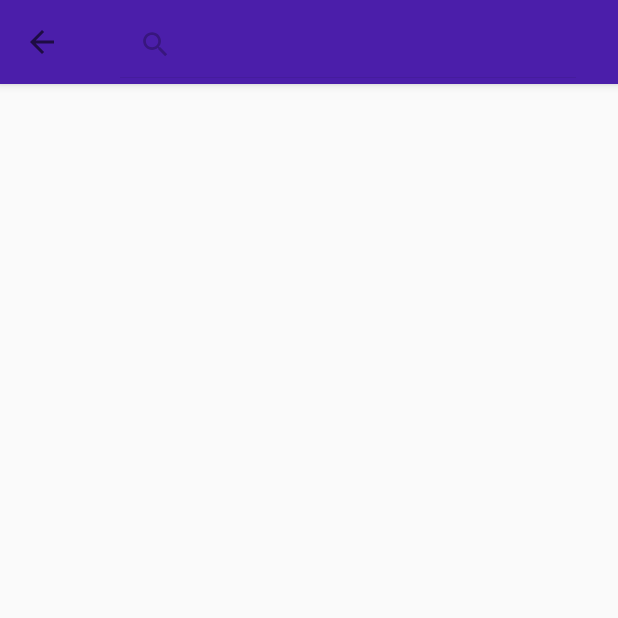
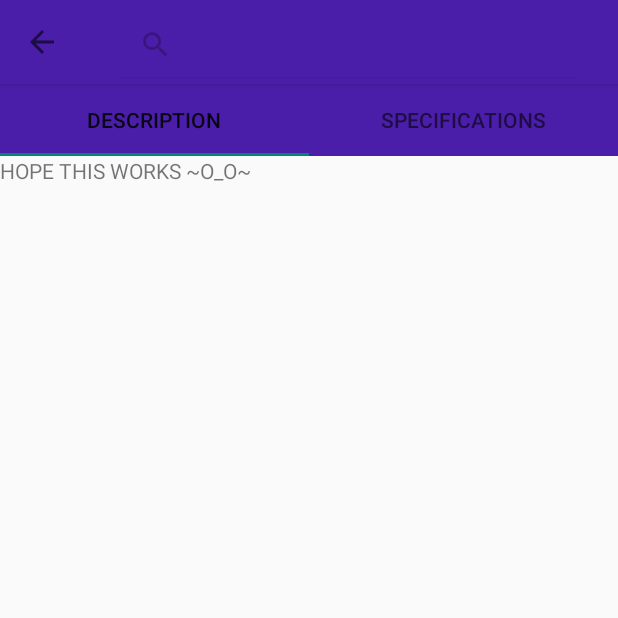
Before and after one commit to igachmov/myMag, an Android app: the ProductActivity screen opened directly, with no data from a screen before it, after a tap on "search", on a phone screen of 412 x 824 dp, the top half of it. Run offline under Robolectric (Android 15) with nearby library versions, the phone set to English and light mode, and no system bars.

Commit message:
Removed SpecificationsActivity.java and corresponding XML, as that will be handled as a ViewPager Fragment in ProductActivity. Done some work on ProductActivity [in preogress]

```diff
--- a/app/build.gradle
+++ b/app/build.gradle
@@ -25,6 +25,7 @@ dependencies {
         exclude group: 'com.android.support', module: 'support-annotations'
     })
     compile 'com.google.code.gson:gson:2.6.2'
+    compile 'com.android.support:design:25.2.0'
     compile 'com.android.support:appcompat-v7:25.2.0'
     compile 'com.android.support.constraint:constraint-layout:1.0.2'
     testCompile 'junit:junit:4.12'
--- a/app/src/main/AndroidManifest.xml
+++ b/app/src/main/AndroidManifest.xml
@@ -21,7 +21,6 @@
         <activity android:name=".model.activities.CartActivity" />
 
         <activity android:name=".model.activities.ProductActivity" />
-        <activity android:name=".model.activities.SpecificationActivity" />
         <activity android:name=".model.activities.UserActivity" />
         <activity android:name=".model.activities.CategoryActivity" />
         <activity android:name=".model.activities.ProductListActivity" />
--- a/app/src/main/java/com/mymag/mymag/model/activities/ProductActivity.java
+++ b/app/src/main/java/com/mymag/mymag/model/activities/ProductActivity.java
@@ -1,47 +1,125 @@
 package com.mymag.mymag.model.activities;
 
+import android.os.Bundle;
+import android.support.annotation.Nullable;
+import android.support.design.widget.TabLayout;
 import android.support.v4.app.Fragment;
+import android.support.v4.app.FragmentManager;
+import android.support.v4.app.FragmentPagerAdapter;
+import android.support.v4.view.ViewPager;
 import android.support.v7.app.ActionBar;
 import android.support.v7.app.AppCompatActivity;
-import android.os.Bundle;
 import android.support.v7.widget.Toolbar;
+import android.view.LayoutInflater;
 import android.view.Menu;
+import android.view.View;
+import android.view.ViewGroup;
+import android.widget.ImageView;
+import android.widget.TextView;
 
 import com.mymag.mymag.R;
 
+import org.w3c.dom.Text;
+
 public class ProductActivity extends AppCompatActivity {
 
+    private Toolbar tb;
+    private TabLayout tabLayout;
+    private ViewPager viewPager;
+
+    private ProductPagerAdapter pagerAdapter;
 
     @Override
     protected void onCreate(Bundle savedInstanceState) {
         super.onCreate(savedInstanceState);
         setContentView(R.layout.activity_product);
 
-        Toolbar tb = (Toolbar) findViewById(R.id.app_bar);
+        pagerAdapter = new ProductPagerAdapter(getSupportFragmentManager());
+
+        tb = (Toolbar) findViewById(R.id.app_bar);
         setSupportActionBar(tb);
 
         ActionBar ab = getSupportActionBar();
         ab.setDisplayHomeAsUpEnabled(true);
+        ab.setDisplayUseLogoEnabled(true);
 
-        ab.setDisplayUseLogoEnabled(true);
+
+        viewPager = (ViewPager) findViewById(R.id.product_view_pager);
+        viewPager.setAdapter(pagerAdapter);
+
+        tabLayout = (TabLayout) findViewById(R.id.product_tab_layout);
+        tabLayout.setupWithViewPager(viewPager);
 
     }
 
 
     @Override
     public boolean onCreateOptionsMenu(Menu menu) {
-        getMenuInflater().inflate(R.menu.menu_app_bar,menu);
+        getMenuInflater().inflate(R.menu.menu_app_bar, menu);
         return super.onCreateOptionsMenu(menu);
     }
 
-    public static class ProductDescriptionFragment extends Fragment{
+    public static class ProductDescriptionFragment extends Fragment {
 
+        public static Fragment newInstance() {
+            return new ProductDescriptionFragment();
+        }
 
-
+        @Nullable
+        @Override
+        public View onCreateView(LayoutInflater inflater, @Nullable ViewGroup container, @Nullable Bundle savedInstanceState) {
+            TextView tv = new TextView(getActivity());
+            tv.setText("HOPE THIS WORKS ~O_O~");
+            return tv;
+        }
     }
 
-    public static class ProductSpecificationsFragment extends Fragment{
+    public static class ProductSpecificationFragment extends Fragment {
+        public static Fragment newInstance() {
+            return new ProductSpecificationFragment();
+        }
 
+        @Nullable
+        @Override
+        public View onCreateView(LayoutInflater inflater, @Nullable ViewGroup container, @Nullable Bundle savedInstanceState) {
+            TextView tv = new TextView(getActivity());
+            tv.setText("WOW! IT WORKED (O,O)");
+            return tv;
+        }
     }
 
 }
+
+class ProductPagerAdapter extends FragmentPagerAdapter {
+
+    public ProductPagerAdapter(FragmentManager fm) {
+        super(fm);
+    }
+
+    @Override
+    public Fragment getItem(int position) {
+        switch (position) {
+            case 0:
+                return ProductActivity.ProductDescriptionFragment.newInstance();
+            case 1:
+                return ProductActivity.ProductSpecificationFragment.newInstance();
+        }
+        return null;
+    }
+
+    @Override
+    public int getCount() {
+        return 2;
+    }
+
+    @Override
+    public CharSequence getPageTitle(int position) {
+        switch (position){
+            case 0:
+                return "description";
+            case 1:
+                return "specifications";
+        }
+        return null;
+    }
+}
--- a/app/src/main/java/com/mymag/mymag/model/activities/SpecificationActivity.java
+++ /dev/null
@@ -1,15 +0,0 @@
-package com.mymag.mymag.model.activities;
-
-import android.support.v7.app.AppCompatActivity;
-import android.os.Bundle;
-
-import com.mymag.mymag.R;
-
-public class SpecificationActivity extends AppCompatActivity {
-
-    @Override
-    protected void onCreate(Bundle savedInstanceState) {
-        super.onCreate(savedInstanceState);
-        setContentView(R.layout.activity_specification);
-    }
-}
--- a/app/src/main/res/layout/activity_product.xml
+++ b/app/src/main/res/layout/activity_product.xml
@@ -1,6 +1,7 @@
 <?xml version="1.0" encoding="utf-8"?>
 <LinearLayout xmlns:android="http://schemas.android.com/apk/res/android"
     xmlns:tools="http://schemas.android.com/tools"
+    xmlns:app="http://schemas.android.com/apk/res-auto"
     android:id="@+id/activity_product"
     android:layout_width="match_parent"
     android:layout_height="match_parent"
@@ -12,4 +13,22 @@
         android:id="@+id/app_bar"
         layout="@layout/app_bar" />
 
+    <android.support.design.widget.TabLayout
+        android:id="@+id/product_tab_layout"
+        android:layout_width="match_parent"
+        android:layout_height="wrap_content"
+        app:tabGravity="fill"
+        app:tabMode="fixed"
+        android:background="@color/colorPrimary">
+
+    </android.support.design.widget.TabLayout>
+
+    <android.support.v4.view.ViewPager
+        android:id="@+id/product_view_pager"
+        android:layout_width="match_parent"
+        android:layout_height="0dp"
+        android:layout_weight="1">
+
+    </android.support.v4.view.ViewPager>
+
 </LinearLayout>
--- a/app/src/main/res/layout/activity_specification.xml
+++ /dev/null
@@ -1,9 +0,0 @@
-<?xml version="1.0" encoding="utf-8"?>
-<android.support.constraint.ConstraintLayout xmlns:android="http://schemas.android.com/apk/res/android"
-    xmlns:app="http://schemas.android.com/apk/res-auto"
-    xmlns:tools="http://schemas.android.com/tools"
-    android:layout_width="match_parent"
-    android:layout_height="match_parent"
-    tools:context="com.mymag.mymag.model.activities.SpecificationActivity">
-
-</android.support.constraint.ConstraintLayout>
```
